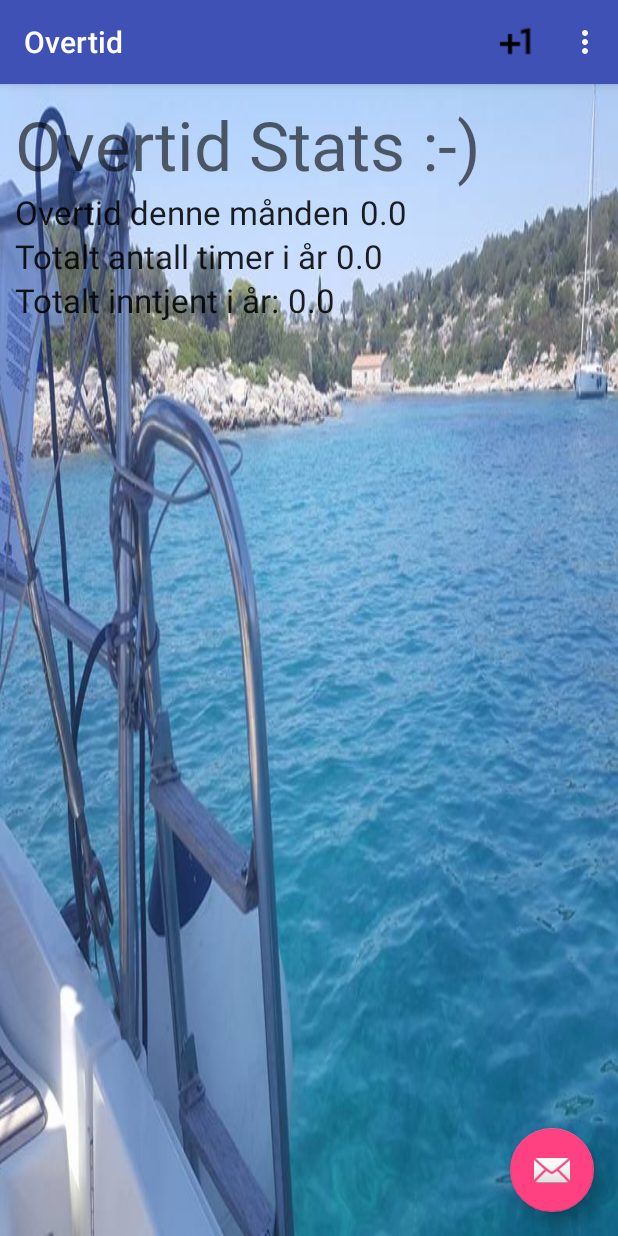
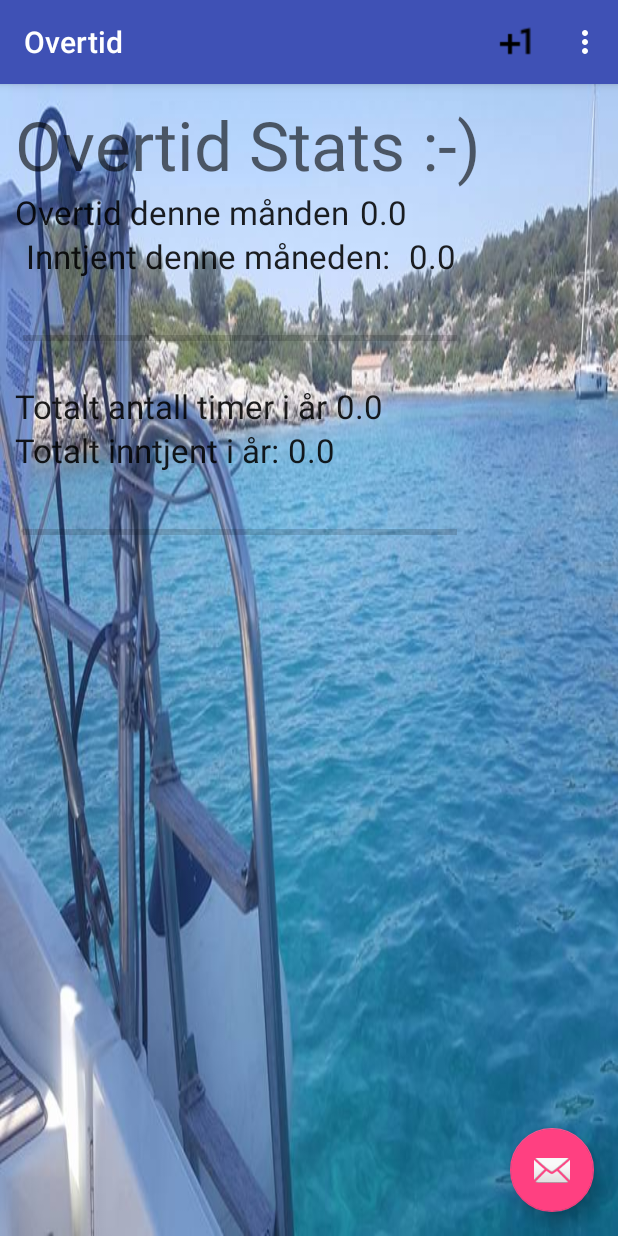
Before and after one commit to Morteen/OverTime, an Android app: the screen it shows after launch (MainActivity), on a phone screen of 412 x 824 dp. Run offline under Robolectric (Android 15) with nearby library versions, the phone set to English and light mode, and no system bars.

Commit message:
Lagde metoder for å vise stats for aktuell mnd

```diff
--- a/OvertidApp/app/src/main/java/com/example/morten/overtidapp/FragmentOne.java
+++ b/OvertidApp/app/src/main/java/com/example/morten/overtidapp/FragmentOne.java
@@ -6,17 +6,21 @@ import android.os.Bundle;
 import android.view.LayoutInflater;
 import android.view.View;
 import android.view.ViewGroup;
+import android.widget.ProgressBar;
 import android.widget.TextView;
+import android.widget.Toast;
 
 
 /**
  * A simple {@link Fragment} subclass.
  */
 public class FragmentOne extends android.support.v4.app.Fragment  {
-static String antTimerOvertid,totSum,timerCurrMnd;
-static TextView antTimer, visbase,visTotalsum,timerDenneMnd;
-double mNum,mSum,curMnd;
+static String antTimerOvertid,totSum,timerCurrMnd,sumCurrMnd;
+static TextView antTimer, visbase,visTotalsum,timerDenneMnd,sumDenneMnd;
+double mNum,mSum,curMnd,curMndSum;
 MyDbHandler dbHandler;
+static ProgressBar progressBar,progressDenneMND;
+static int progressStatus, progressStatusDenneMND;
 
     public FragmentOne() {
         // Required empty public constructor
@@ -31,14 +35,19 @@ MyDbHandler dbHandler;
         mNum = getArguments() != null ? getArguments().getDouble("num") : 0.0;
         mSum = getArguments() != null ? getArguments().getDouble("sum") : 0.0;
         curMnd = getArguments() != null ? getArguments().getDouble("curMnd") : 0.0;
+        curMndSum = getArguments() != null ? getArguments().getDouble("curMndsum") : 0.0;
         antTimerOvertid=Double.toString(mNum);
         totSum=Double.toString(mSum);
         timerCurrMnd=Double.toString(curMnd);
+        sumCurrMnd=Double.toString(Overtid.lonnDenneMND());
 
         if(MainActivity.overtid.size()>0){
             antTimerOvertid=Overtid.visTotatl();
             totSum=Double.toString(Overtid.visTotatlIntjent());
             timerCurrMnd=Double.toString(Overtid.timerDenneMnd());
+            progressStatus=Overtid.avstandTilTargetSum();
+            progressStatusDenneMND=Overtid.avstandDenneMND();
+            Toast.makeText(getActivity(), "Progress status"+progressStatus, Toast.LENGTH_SHORT).show();
 
         }
     }
@@ -56,12 +65,20 @@ MyDbHandler dbHandler;
         antTimer=(TextView)view.findViewById(R.id.antTimer);
         visbase=(TextView)view.findViewById(R.id.visbase);
         visTotalsum=(TextView)view.findViewById(R.id.visTotalsum) ;
+        sumDenneMnd=(TextView)view.findViewById(R.id.sumDenneMnd);
+        progressBar=(ProgressBar)view.findViewById(R.id.MyprogressBar);
+        progressDenneMND=(ProgressBar)view.findViewById(R.id.denneMNDprogressBar);
+
+
 
         timerDenneMnd=(TextView)view.findViewById(R.id.timerDenneMnd);
 
         antTimer.setText( antTimerOvertid);
         visTotalsum.setText(totSum);
         timerDenneMnd.setText(timerCurrMnd);
+        sumDenneMnd.setText(sumCurrMnd);
+        progressBar.setProgress(progressStatus);
+        progressDenneMND.setProgress(progressStatusDenneMND);
 
 
 
@@ -75,6 +92,7 @@ MyDbHandler dbHandler;
         outState.putDouble("num", mNum);
         outState.putDouble("sum", mSum);
         outState.putDouble("curMnd",curMnd);
+        outState.putDouble("curMndsum",curMndSum);
 
 
     }
--- a/OvertidApp/app/src/main/java/com/example/morten/overtidapp/Overtid.java
+++ b/OvertidApp/app/src/main/java/com/example/morten/overtidapp/Overtid.java
@@ -20,6 +20,8 @@ public class Overtid implements Parcelable {
     private String info;
 
     private static final double TIMEBETALING = 330.0;
+    final static int TARGETSUM=20000;
+    final static int TARGET_OF_MND=3300;
 
     ///Dette er til SQLliteBasen
     static final String TABELL_NAVN = "Overtid";
@@ -32,7 +34,7 @@ public class Overtid implements Parcelable {
 
     }
 
-    public Overtid(int antTimer) {
+    public Overtid(double antTimer) {
         this.antTimer = antTimer;
     }
 
@@ -161,5 +163,31 @@ public class Overtid implements Parcelable {
         return sum;
 
     }
+    public  static int avstandTilTargetSum(){
+       double inntjent=visTotatlIntjent();
+       if((int) Math.round((double)inntjent/TARGETSUM *100)>1){
+           //Dette er en måte å avrunde fra double til int på en korrekt måte
+           return  (int) Math.round((double)inntjent/TARGETSUM *100);
+       }else{
+           return 1;
+       }
+
+    }
+
+    public static double lonnDenneMND(){
+        double timer=timerDenneMnd();
+        double lonn=TIMEBETALING*timer;
+        return lonn;
+    }
+
+    public static int avstandDenneMND(){
+        double lonn=lonnDenneMND();
+        if((int) Math.round((double)lonn/TARGET_OF_MND *100)>0){
+            return (int) Math.round((double)lonn/TARGET_OF_MND *100);
+        }
+       else{
+            return 0;
+        }
+    }
 
 }
--- a/OvertidApp/app/src/main/res/layout/fragment_fragment_one2.xml
+++ b/OvertidApp/app/src/main/res/layout/fragment_fragment_one2.xml
@@ -42,7 +42,49 @@
             android:layout_marginLeft="2dp"
             android:textAppearance="@style/TextAppearance.AppCompat.Large" />
 
+
+
+
+
+
     </LinearLayout>
+<LinearLayout
+    android:layout_width="match_parent"
+    android:layout_height="wrap_content"
+    android:orientation="horizontal">
+    <TextView
+        android:id="@+id/LabelSumDenneMnd"
+        android:layout_width="wrap_content"
+        android:layout_height="wrap_content"
+        android:text="Inntjent denne måneden: "
+        android:paddingLeft="5dp"
+        android:layout_marginLeft="2dp"
+        android:textAppearance="@style/TextAppearance.AppCompat.Large" />
+
+    <TextView
+        android:id="@+id/sumDenneMnd"
+        android:layout_width="wrap_content"
+        android:layout_height="wrap_content"
+        android:text="Sum"
+        android:paddingLeft="5dp"
+        android:layout_marginLeft="2dp"
+        android:textAppearance="@style/TextAppearance.AppCompat.Large" />
+</LinearLayout>
+
+
+    <ProgressBar
+        android:id="@+id/denneMNDprogressBar"
+        style="?android:attr/progressBarStyleHorizontal"
+        android:layout_width="300dp"
+        android:layout_height="wrap_content"
+        android:layout_marginTop="10dp"
+        android:max="100"
+        android:maxWidth="90dp"
+        android:minHeight="50dp"
+        android:padding="5dp"
+        android:progress="1" />
+
+
 
         <LinearLayout
             android:id="@+id/timer"
@@ -103,9 +145,22 @@
             android:textAppearance="@style/TextAppearance.AppCompat.Large"
 
             />
+
         <!--android:layout_below="@+id/labelforTotsum"-->
     </LinearLayout>
 
 
+    <ProgressBar
+        android:id="@+id/MyprogressBar"
+        style="?android:attr/progressBarStyleHorizontal"
+        android:layout_width="300dp"
+        android:layout_height="wrap_content"
+        android:layout_marginTop="10dp"
+        android:max="100"
+        android:maxWidth="90dp"
+        android:minHeight="50dp"
+        android:padding="5dp"
+        android:progress="1" />
+
 
 </LinearLayout>
--- a/OvertidApp/app/src/main/res/layout/fragment_fragment_two2.xml
+++ b/OvertidApp/app/src/main/res/layout/fragment_fragment_two2.xml
@@ -6,7 +6,10 @@
     android:background="@color/colorPrimaryDark"
     android:id="@+id/two">
 
-    s
+    <LinearLayout
+        android:layout_width="match_parent"
+        android:layout_height="match_parent"
+        android:orientation="vertical">
 
 
 
@@ -16,6 +19,7 @@
         android:layout_height="match_parent"
         android:layout_below="@+id/test"
         android:layout_alignParentStart="true" />
+    </LinearLayout>
 
 
 
```
Also changed, not shown: OvertidApp/app/src/main/java/com/example/morten/overtidapp/FragmentTwo.java (+8 -1 lines), OvertidApp/app/src/main/java/com/example/morten/overtidapp/MainActivity.java (+11 -10 lines).
